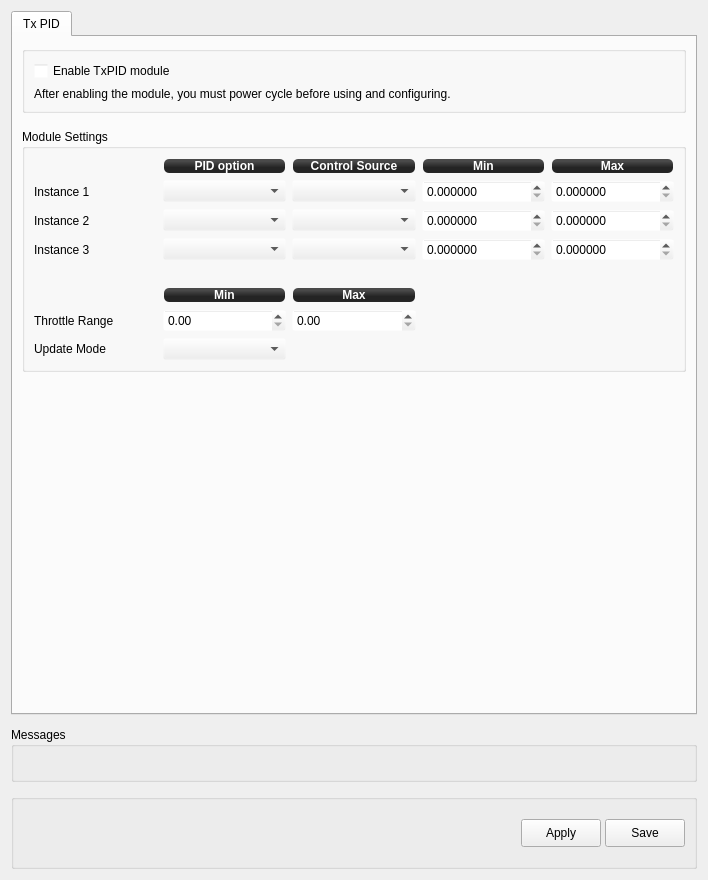
openpilot/OpenPilot, file ground/openpilotgcs/src/plugins/config/txpid.ui: the form before one commit.
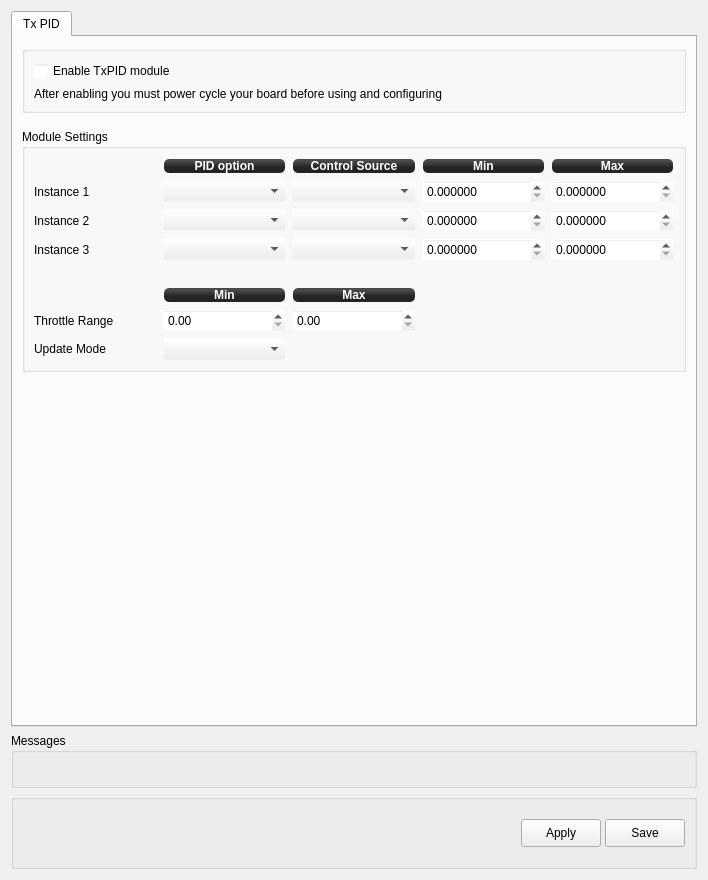
The form after the commit. Icons and pictures are not drawn.

Commit message: added help buttons, removed wiki buttons, fixed input spacing, misc text fixes, tooltips, removed headings from input chan form

The edit to the form file:
```diff
--- a/ground/openpilotgcs/src/plugins/config/txpid.ui
+++ b/ground/openpilotgcs/src/plugins/config/txpid.ui
@@ -14,9 +14,6 @@
    <string>TxPID</string>
   </property>
   <layout class="QVBoxLayout" name="verticalLayout_3">
-   <property name="spacing">
-    <number>12</number>
-   </property>
    <item>
     <widget class="QTabWidget" name="tabWidget">
      <property name="currentIndex">
@@ -111,7 +108,7 @@
             <x>0</x>
             <y>0</y>
             <width>678</width>
-            <height>683</height>
+            <height>678</height>
            </rect>
           </property>
           <layout class="QVBoxLayout" name="verticalLayout_2">
@@ -144,7 +141,7 @@
               <item>
                <widget class="QLabel" name="label_7">
                 <property name="text">
-                 <string>After enabling the module, you must power cycle before using and configuring.</string>
+                 <string>After enabling you must power cycle your board before using and configuring</string>
                 </property>
                </widget>
               </item>
```
Left out of the diff: 39 changed lines with no effect on the pictures. The commit also changes 9 other files.
